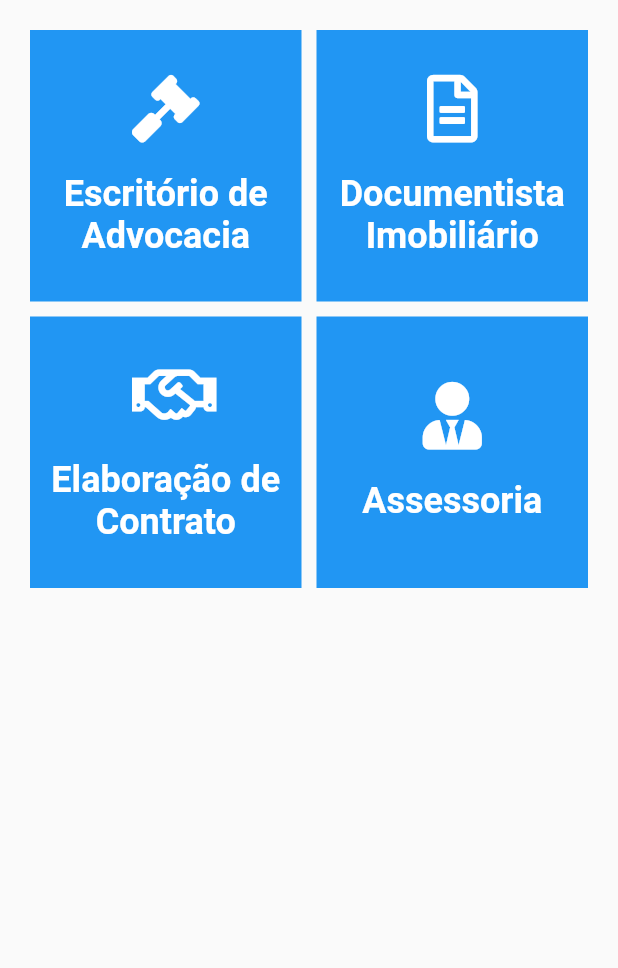
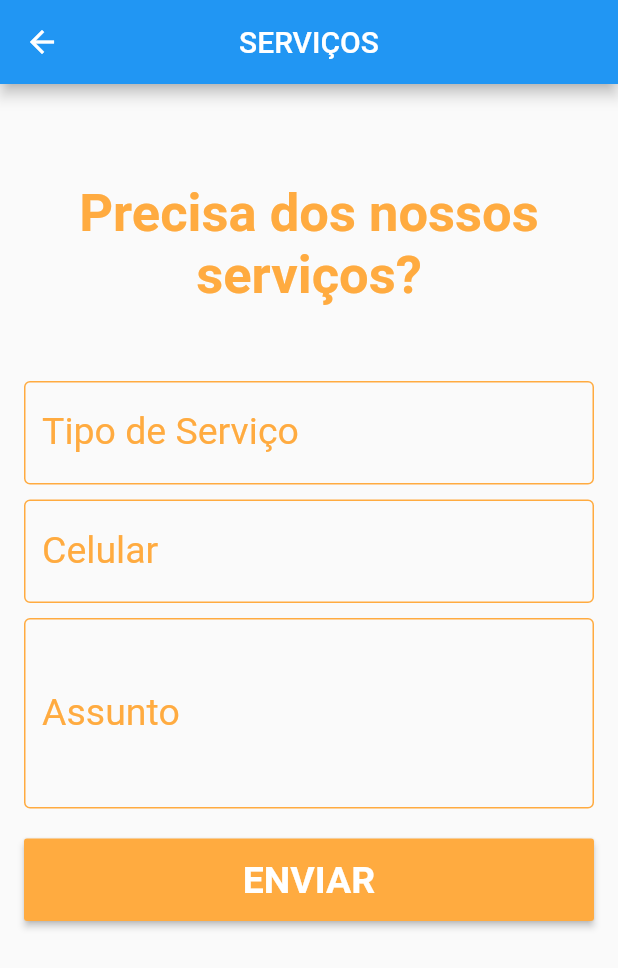
Before and after one commit to cpvasques/acheimudei_flutter, a Flutter app: the ServicosBuilder widget shown alone on an empty page, opened directly, after a tap on "Assessoria", on a phone screen of 412 x 824 dp. Shown: the top 968 px of the screen. Run offline on Flutter 3.47's test engine with Material 2 defaults, Android fonts, the phone set to English and light mode, and no system bars; our stand-ins replace carousel_slider, fancy_bottom_navigation, font_awesome_flutter; network calls fail.

Commit message:
adicionado formulario de serviços

```diff
--- a/lib/widgets/servicosBuilder.dart
+++ b/lib/widgets/servicosBuilder.dart
@@ -1,4 +1,5 @@
 import 'package:flutter/material.dart';
+import 'package:teste_funcando/widgets/servicosDetalhesBuilder.dart';
 import 'package:font_awesome_flutter/font_awesome_flutter.dart';
 
 class ServicosBuilder extends StatefulWidget {
@@ -19,10 +20,12 @@ class _ServicosBuilder extends State<ServicosBuilder> {
             mainAxisSpacing: 10,
             crossAxisCount: 2,
             children: <Widget>[
-              servicosMaterial('Escritório de Advocacia', FontAwesomeIcons.gavel),
-              servicosMaterial('Documentista Imobiliário', FontAwesomeIcons.fileAlt),
-              servicosMaterial('Elaboração de Contrato', FontAwesomeIcons.handshake),
-              servicosMaterial('Assessoria', FontAwesomeIcons.userTie),
+              servicosMaterial('Assessoria', FontAwesomeIcons.userTie, context, 1),
+              servicosMaterial('Documentista Imobiliário', FontAwesomeIcons.fileAlt, context, 2),
+              servicosMaterial('Elaboração de Contrato', FontAwesomeIcons.handshake, context, 3),
+              servicosMaterial('Escritório de Advocacia', FontAwesomeIcons.gavel, context, 4),
+              servicosMaterial('Registro de Imóveis', FontAwesomeIcons.home, context, 5),
+              servicosMaterial('Simulações de Financiamento', FontAwesomeIcons.handHoldingUsd, context, 6),
             ],
           ),
         ),
@@ -31,11 +34,15 @@ class _ServicosBuilder extends State<ServicosBuilder> {
   }
 }
 
-Widget servicosMaterial(String label, IconData icone) {
+Widget servicosMaterial(String label, IconData icone, BuildContext context, int index) {
+
   return Material(
     color: Colors.blue,
     child: InkWell(
-      onTap: () => print("Container pressed"), // handle your onTap here
+      onTap: () {
+        Navigator.of(context).push(MaterialPageRoute(
+            builder: (context) => ServicosDetalhesBuilder(index: index)));
+      }, // handle your onTap here
       child: Container(
         padding: EdgeInsets.all(8),
         child: Column(
--- /dev/null
+++ b/lib/widgets/servicosDetalhesBuilder.dart
@@ -0,0 +1,143 @@
+import 'package:flutter/material.dart';
+import 'package:font_awesome_flutter/font_awesome_flutter.dart';
+
+class ServicosDetalhesBuilder extends StatefulWidget {
+
+  int index;
+  ServicosDetalhesBuilder({this.index});
+
+  @override
+  _ServicosDetalhesBuilder createState() => _ServicosDetalhesBuilder(index);
+}
+
+class _ServicosDetalhesBuilder extends State<ServicosDetalhesBuilder> {
+
+  int index;
+  _ServicosDetalhesBuilder(this.index);
+
+  @override
+  Widget build(BuildContext context) {
+    return Scaffold(
+      appBar: AppBar(title: Text("SERVIÇOS"), centerTitle: true),
+      body: SingleChildScrollView(
+        child: Column(children: [
+          tipoServico(index),
+        ]),
+      ),
+    );
+  }
+}
+
+Widget tipoServico(int index) {
+  switch (index){
+    case 1:
+      return formulario();
+      break;
+
+    default:
+      return formulario();
+      break;
+  }
+}
+
+Widget formulario(){
+
+  final assuntoController = TextEditingController();
+  final celularController = TextEditingController();
+  final servicoController = TextEditingController();
+
+  String assunto;
+  String celular;
+  String servico;
+
+  void _assuntoChanged(String text){
+    assunto = text;
+  }
+
+  void _celularChanged(String text){
+    assunto = text;
+  }
+
+  void _tipoServicoChanged(String text){
+    assunto = text;
+  }
+
+  return Container(
+    child: Center(
+      child: Padding(
+        padding: EdgeInsets.all(16.0),
+        child: Container(
+          child: Column(
+            children: <Widget>[
+              Container(
+                  margin: EdgeInsets.only(top: 50),
+                  child: Text('Precisa dos nossos serviços?',
+                      textAlign: TextAlign.center,
+                      style: TextStyle(
+                        color: Colors.orangeAccent,
+                        fontSize: 35.0,
+                        fontWeight: FontWeight.bold,
+                      ))),
+              Container(
+                margin: EdgeInsets.only(top: 50),
+                child: buildTextField("Tipo de Serviço", servicoController, _assuntoChanged, 1),
+              ),
+              Container(
+                margin: EdgeInsets.only(top: 10),
+                child: buildTextField("Celular", celularController, _assuntoChanged, 1),
+              ),
+              Container(
+                margin: EdgeInsets.only(top: 10),
+                child: buildTextField("Assunto", assuntoController, _assuntoChanged, 3),
+              ),
+              Container(
+                margin: EdgeInsets.only(top: 20),
+                child: ButtonTheme(
+                  minWidth: double.infinity,
+                  child: MaterialButton(
+                    height: 55.0,
+                    child: Text(
+                      'ENVIAR',
+                      style: new TextStyle(
+                        fontSize: 25.0,
+                        fontWeight: FontWeight.bold,
+                        color: Colors.white,
+                      ),
+                    ),
+                    color: Colors.orangeAccent,
+                    onPressed: () {
+                      print('anuncio');
+                    },
+                  ),
+                ),
+              )
+            ],
+          ),
+        ),
+      ),
+    ),
+  );
+}
+
+
+Widget buildTextField(String label, TextEditingController controller, Function funcao, int linha){
+  return TextField(
+        maxLines: linha,
+        controller: controller,
+        decoration: InputDecoration(
+            labelText: label,
+            labelStyle: TextStyle(color: Colors.orangeAccent),
+            border: OutlineInputBorder(),
+            focusedBorder: OutlineInputBorder(
+              borderSide: BorderSide(color: Colors.blue)
+            ),
+            enabledBorder: OutlineInputBorder(
+                borderSide: BorderSide(color: Colors.orangeAccent,)
+            )
+        ),
+        style: TextStyle(
+            color: Colors.orangeAccent, fontSize: 25.0
+        ),
+        onChanged: funcao
+    );
+}
--- a/pubspec.yaml
+++ b/pubspec.yaml
@@ -51,6 +51,7 @@ flutter:
   assets:
     - images/comprar.png
     - images/comprar2.png
+    - images/direcao.png
 
   # An image asset can refer to one or more resolution-specific "variants", see
   # https://flutter.dev/assets-and-images/#resolution-aware.
```
Also changed, not shown: images/direcao.png (added).
